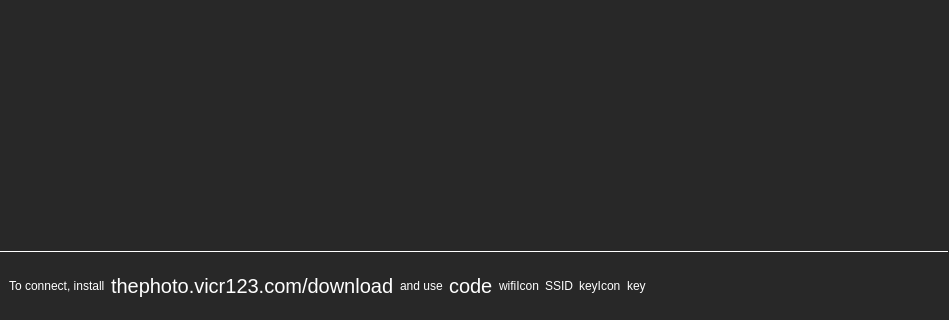
This is event/eventmodeshow.ui in theCheeseboard/thephoto as Qt 5 draws it before an edit; both pictures show x 0 to 949 and y 173 to 493 of the 949 by 493 pixel window. The edited form follows.
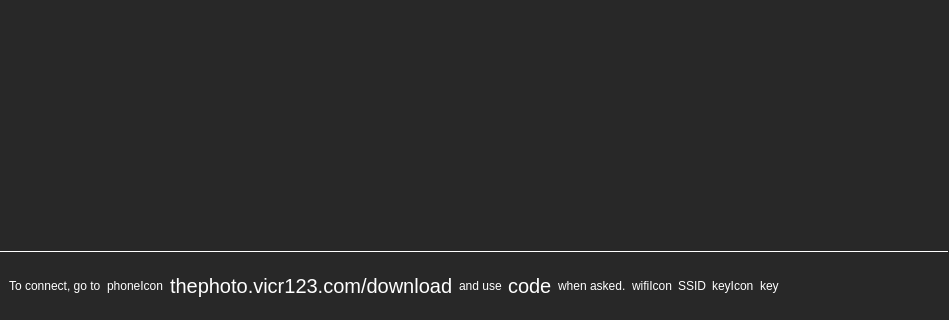
This is the edited form. Icons and pictures are not drawn. Custom widgets are drawn as their Qt base class.

Patch:
```diff
--- a/event/eventmodeshow.ui
+++ b/event/eventmodeshow.ui
@@ -58,6 +58,15 @@
        </color>
       </brush>
      </colorrole>
+     <colorrole role="PlaceholderText">
+      <brush brushstyle="NoBrush">
+       <color alpha="128">
+        <red>255</red>
+        <green>255</green>
+        <blue>255</blue>
+       </color>
+      </brush>
+     </colorrole>
     </active>
     <inactive>
      <colorrole role="WindowText">
@@ -105,6 +114,15 @@
        </color>
       </brush>
      </colorrole>
+     <colorrole role="PlaceholderText">
+      <brush brushstyle="NoBrush">
+       <color alpha="128">
+        <red>255</red>
+        <green>255</green>
+        <blue>255</blue>
+       </color>
+      </brush>
+     </colorrole>
     </inactive>
     <disabled>
      <colorrole role="WindowText">
@@ -152,6 +170,15 @@
        </color>
       </brush>
      </colorrole>
+     <colorrole role="PlaceholderText">
+      <brush brushstyle="NoBrush">
+       <color alpha="128">
+        <red>255</red>
+        <green>255</green>
+        <blue>255</blue>
+       </color>
+      </brush>
+     </colorrole>
     </disabled>
    </palette>
   </property>
@@ -288,7 +315,14 @@
          <item>
           <widget class="QLabel" name="label_2">
            <property name="text">
-            <string>To connect, install</string>
+            <string>To connect, go to</string>
+           </property>
+          </widget>
+         </item>
+         <item>
+          <widget class="QLabel" name="phoneIcon">
+           <property name="text">
+            <string notr="true">phoneIcon</string>
            </property>
           </widget>
          </item>
@@ -323,6 +357,13 @@
            </property>
           </widget>
          </item>
+         <item>
+          <widget class="QLabel" name="label_4">
+           <property name="text">
+            <string>when asked.</string>
+           </property>
+          </widget>
+         </item>
          <item>
           <widget class="QFrame" name="internetDetails">
            <property name="frameShape">
@@ -405,7 +446,7 @@
            <rect>
             <x>0</x>
             <y>0</y>
-            <width>230</width>
+            <width>167</width>
             <height>68</height>
            </rect>
           </property>
```
